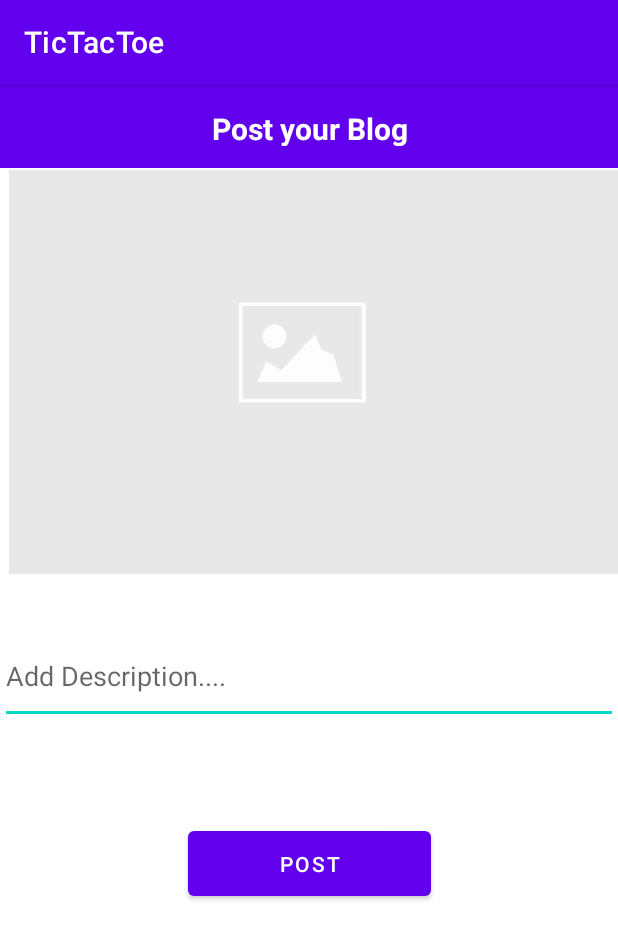
After one commit to aashish2604/TicTacToe, an Android app: the NewBlogPost screen opened directly, with no data from a screen before it, on a phone screen of 412 x 824 dp. The commit adds this screen. Shown: the top 939 px of the screen. Run offline under Robolectric (Android 15) with nearby library versions, the phone set to English and light mode, and no system bars.

Commit message:
Created the page for posting the blog

```diff
--- a/app/build.gradle
+++ b/app/build.gradle
@@ -8,7 +8,7 @@ android {
 
     defaultConfig {
         applicationId "com.example.tictactoe"
-        minSdkVersion 19
+        minSdkVersion 21
         targetSdkVersion 30
         versionCode 1
         versionName "1.0"
--- a/app/src/main/AndroidManifest.xml
+++ b/app/src/main/AndroidManifest.xml
@@ -9,10 +9,11 @@
         android:roundIcon="@mipmap/ic_launcher_round"
         android:supportsRtl="true"
         android:theme="@style/Theme.TicTacToe">
+        <activity android:name=".NewBlogPost"></activity>
         <activity
             android:name=".MainScreen"
             android:label="@string/title_activity_main_screen"
-            android:theme="@style/Theme.TicTacToe.NoActionBar"></activity>
+            android:theme="@style/Theme.TicTacToe.NoActionBar" />
         <activity android:name=".SignUp" />
         <activity android:name=".SecondActivity" />
         <activity android:name=".MainActivity">
--- a/app/src/main/java/com/example/tictactoe/Fragment2.java
+++ b/app/src/main/java/com/example/tictactoe/Fragment2.java
@@ -4,6 +4,7 @@ import android.os.Bundle;
 import android.view.LayoutInflater;
 import android.view.View;
 import android.view.ViewGroup;
+import android.widget.Button;
 
 import androidx.annotation.NonNull;
 import androidx.annotation.Nullable;
@@ -17,6 +18,7 @@ import com.google.firebase.database.FirebaseDatabase;
 public class Fragment2 extends Fragment {
     RecyclerView recview;
     adapter myadapter;
+    public Button request;
     @Nullable
     @Override
     public View onCreateView(@NonNull LayoutInflater inflater, @Nullable ViewGroup container, @Nullable Bundle savedInstanceState) {
--- a/app/src/main/java/com/example/tictactoe/MainActivity.java
+++ b/app/src/main/java/com/example/tictactoe/MainActivity.java
@@ -27,6 +27,7 @@ public class MainActivity extends AppCompatActivity {
     private TextView signup;
     private FirebaseAuth firebaseAuth;
     private ProgressDialog progressDialog;
+    /*Class for the login activity which also includes the signup text button*/
 
     @Override
     protected void onCreate(Bundle savedInstanceState) {
--- /dev/null
+++ b/app/src/main/java/com/example/tictactoe/NewBlogPost.java
@@ -0,0 +1,17 @@
+package com.example.tictactoe;
+
+import androidx.appcompat.app.AppCompatActivity;
+
+import android.os.Bundle;
+import android.widget.Toolbar;
+
+public class NewBlogPost extends AppCompatActivity {
+    private Toolbar newPostToolbar;
+
+    @Override
+    protected void onCreate(Bundle savedInstanceState) {
+        super.onCreate(savedInstanceState);
+        setContentView(R.layout.activity_new_blog_post);
+
+    }
+}
--- /dev/null
+++ b/app/src/main/res/layout/activity_new_blog_post.xml
@@ -0,0 +1,75 @@
+<?xml version="1.0" encoding="utf-8"?>
+<androidx.constraintlayout.widget.ConstraintLayout xmlns:android="http://schemas.android.com/apk/res/android"
+    xmlns:app="http://schemas.android.com/apk/res-auto"
+    xmlns:tools="http://schemas.android.com/tools"
+    android:layout_width="match_parent"
+    android:layout_height="match_parent"
+    tools:context=".NewBlogPost">
+
+    <androidx.appcompat.widget.Toolbar
+        android:id="@+id/new_post_toolbar"
+        android:layout_width="match_parent"
+        android:layout_height="wrap_content"
+        android:background="?attr/colorPrimary"
+        android:minHeight="?attr/actionBarSize"
+        android:theme="?attr/actionBarTheme"
+        app:layout_constraintBottom_toBottomOf="parent"
+        app:layout_constraintEnd_toEndOf="parent"
+        app:layout_constraintHorizontal_bias="1.0"
+        app:layout_constraintStart_toStartOf="parent"
+        app:layout_constraintTop_toTopOf="parent"
+        app:layout_constraintVertical_bias="0.0" />
+
+    <ImageView
+        android:id="@+id/upload_image"
+        android:layout_width="406dp"
+        android:layout_height="272dp"
+        app:layout_constraintBottom_toBottomOf="parent"
+        app:layout_constraintEnd_toEndOf="parent"
+        app:layout_constraintHorizontal_bias="1.0"
+        app:layout_constraintStart_toStartOf="parent"
+        app:layout_constraintTop_toBottomOf="@+id/new_post_toolbar"
+        app:layout_constraintVertical_bias="0.0"
+        app:srcCompat="@drawable/uploadimage" />
+
+    <EditText
+        android:id="@+id/add_description"
+        android:layout_width="0dp"
+        android:layout_height="63dp"
+        android:ems="10"
+        android:hint="Add Description...."
+        android:inputType="textPersonName"
+        app:layout_constraintBottom_toBottomOf="parent"
+        app:layout_constraintEnd_toEndOf="parent"
+        app:layout_constraintHorizontal_bias="0.0"
+        app:layout_constraintStart_toStartOf="parent"
+        app:layout_constraintTop_toBottomOf="@+id/upload_image"
+        app:layout_constraintVertical_bias="0.094" />
+
+    <Button
+        android:id="@+id/post"
+        android:layout_width="162dp"
+        android:layout_height="55dp"
+        android:layout_marginTop="56dp"
+        android:text="Post"
+        app:layout_constraintBottom_toBottomOf="parent"
+        app:layout_constraintEnd_toEndOf="parent"
+        app:layout_constraintStart_toStartOf="parent"
+        app:layout_constraintTop_toBottomOf="@+id/add_description"
+        app:layout_constraintVertical_bias="0.04" />
+
+    <TextView
+        android:id="@+id/textView3"
+        android:layout_width="189dp"
+        android:layout_height="25dp"
+        android:text="Post your Blog"
+        android:textAlignment="center"
+        android:textColor="@color/white"
+        android:textSize="20dp"
+        android:textStyle="bold"
+        app:layout_constraintBottom_toBottomOf="@+id/new_post_toolbar"
+        app:layout_constraintEnd_toEndOf="parent"
+        app:layout_constraintStart_toStartOf="@+id/new_post_toolbar"
+        app:layout_constraintTop_toTopOf="@+id/new_post_toolbar"
+        app:layout_constraintVertical_bias="0.516" />
+</androidx.constraintlayout.widget.ConstraintLayout>
```
Also changed, not shown: app/src/main/java/com/example/tictactoe/Fragment3.java (+14 -1 lines), app/src/main/java/com/example/tictactoe/MainScreen.java (+2 -9 lines), app/src/main/java/com/example/tictactoe/SignUp.java (+7 -6 lines), app/src/main/java/com/example/tictactoe/adapter.java (+29 -1 lines), app/src/main/res/layout/activity_main_screen.xml (+1 -8 lines), app/src/main/res/layout/activity_sign_up.xml (+9 -35 lines), app/src/main/res/layout/singlerowdesign.xml (+6 -6 lines), app/src/main/res/drawable/uploadimage.jpg (added).
